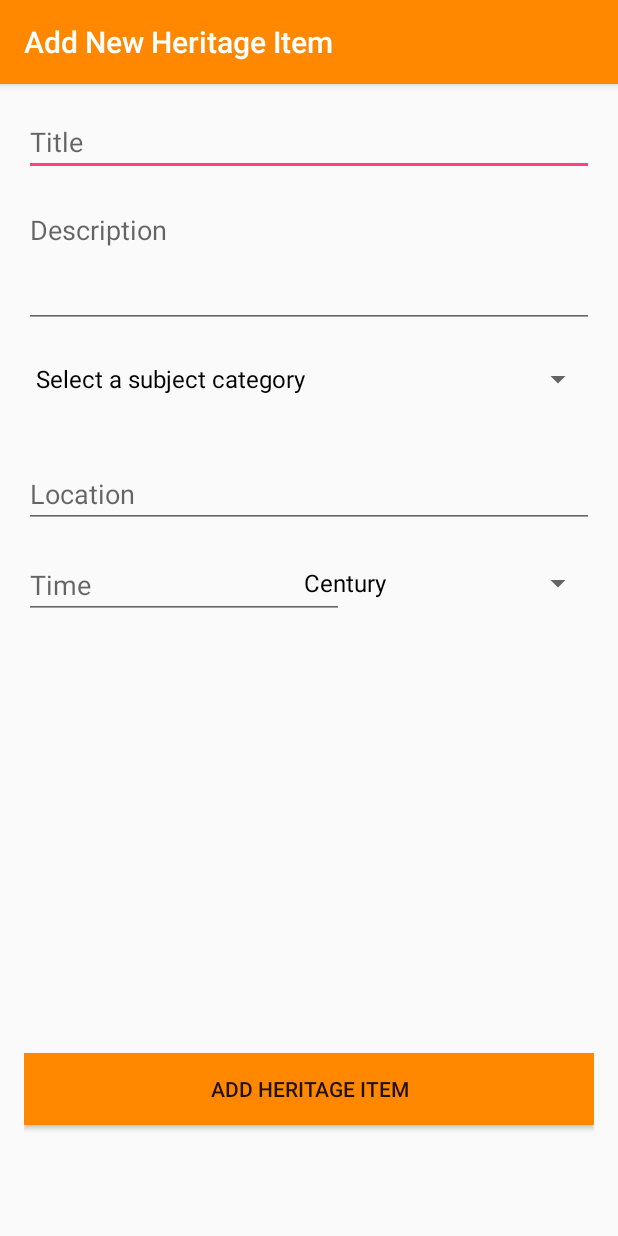
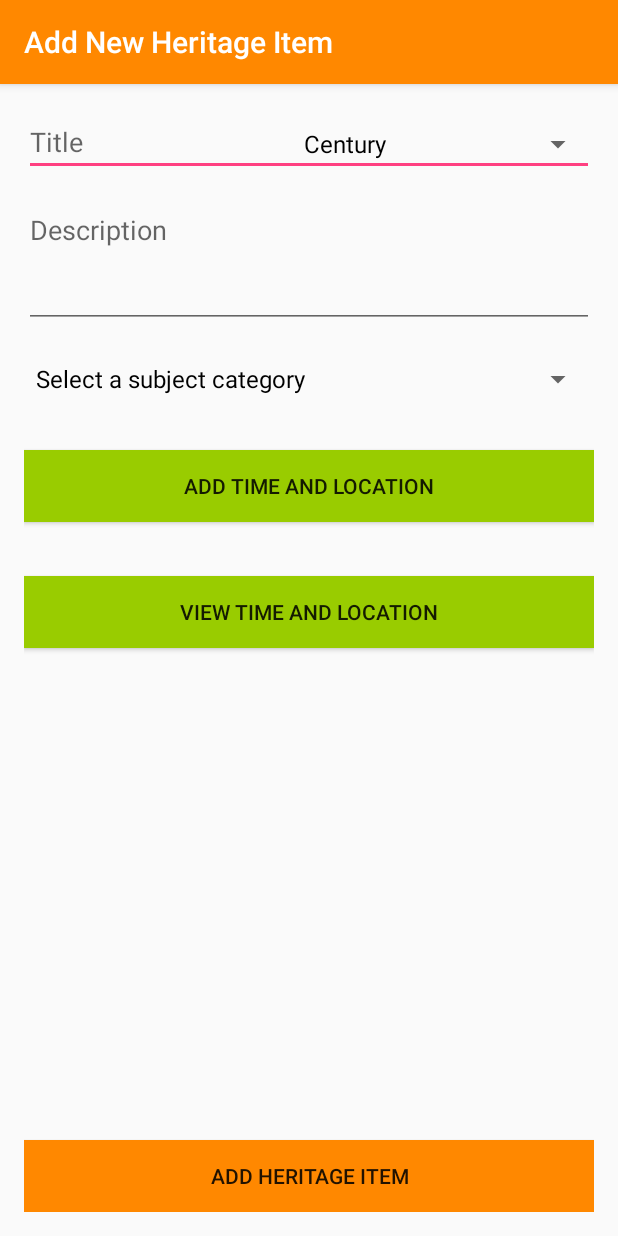
Before and after one commit to AyranIsTheNewRaki/Herodot, an Android app: the addChoActivity screen opened directly, with no data from a screen before it, on a phone screen of 412 x 824 dp. Run offline under Robolectric (Android 15) with nearby library versions, the phone set to English and light mode, and no system bars.

Commit message:
add maps activity, needs to be comfigured

```diff
--- a/Mobile/ANDROID/Herdot/app/build.gradle
+++ b/Mobile/ANDROID/Herdot/app/build.gradle
@@ -26,5 +26,6 @@ dependencies {
     })
     compile 'com.android.support:appcompat-v7:24.2.1'
     compile 'com.android.support:design:24.2.1'
+    compile 'com.google.android.gms:play-services-maps:8.4.0'
     testCompile 'junit:junit:4.12'
 }
--- a/Mobile/ANDROID/Herdot/app/src/main/java/com/ayranisthenewraki/heredot/herdot/addChoActivity.java
+++ b/Mobile/ANDROID/Herdot/app/src/main/java/com/ayranisthenewraki/heredot/herdot/addChoActivity.java
@@ -1,5 +1,8 @@
 package com.ayranisthenewraki.heredot.herdot;
 
+import android.app.AlertDialog;
+import android.content.DialogInterface;
+import android.content.Intent;
 import android.os.Bundle;
 import android.support.design.widget.FloatingActionButton;
 import android.support.design.widget.Snackbar;
@@ -7,6 +10,7 @@ import android.support.v7.app.AppCompatActivity;
 import android.support.v7.widget.Toolbar;
 import android.view.View;
 import android.widget.ArrayAdapter;
+import android.widget.Button;
 import android.widget.Spinner;
 
 public class addChoActivity extends AppCompatActivity {
@@ -30,6 +34,22 @@ public class addChoActivity extends AppCompatActivity {
         ArrayAdapter<String> timeAdapter = new ArrayAdapter<String>(this, android.R.layout.simple_spinner_dropdown_item, timeItems);
         timeResDropdown.setAdapter(timeAdapter);
 
+        final Button button = (Button) findViewById(R.id.addTimeAndLocation);
+
+        button.setOnClickListener(new View.OnClickListener(){
+            @Override
+            public void onClick(View view){
+
+                openMapsView(view);
+
+            }
+        });
+
+    }
+
+    public void openMapsView(View view) {
+        Intent intent = new Intent(this, MapsActivity.class);
+        startActivity(intent);
     }
 
 }
--- a/Mobile/ANDROID/Herdot/app/src/main/res/layout/content_add_cho.xml
+++ b/Mobile/ANDROID/Herdot/app/src/main/res/layout/content_add_cho.xml
@@ -54,34 +54,6 @@
         android:layout_below="@+id/description"
         android:layout_marginTop="10dp" />
 
-    <EditText
-        android:id="@+id/Location"
-        android:layout_width="wrap_content"
-        android:layout_height="wrap_content"
-        android:layout_alignParentEnd="true"
-        android:layout_alignParentLeft="true"
-        android:layout_alignParentRight="true"
-        android:layout_alignParentStart="true"
-        android:layout_below="@+id/subjectSpinner"
-        android:layout_marginTop="30dp"
-        android:ems="10"
-        android:hint="Location"
-        android:inputType="text"
-        android:textColorLink="@android:color/holo_orange_light" />
-
-    <EditText
-        android:id="@+id/time"
-        android:layout_width="wrap_content"
-        android:layout_height="wrap_content"
-        android:layout_alignParentLeft="true"
-        android:layout_alignParentStart="true"
-        android:layout_below="@+id/Location"
-        android:layout_marginTop="15dp"
-        android:ems="10"
-        android:hint="Time"
-        android:inputType="text"
-        android:textColorLink="@android:color/holo_orange_light" />
-
     <Spinner
         android:id="@+id/timeResSpinner"
         android:layout_width="wrap_content"
@@ -94,13 +66,38 @@
         android:id="@+id/addChoButton"
         android:layout_width="wrap_content"
         android:layout_height="wrap_content"
+        android:background="@android:color/holo_orange_dark"
+        android:text="Add Heritage Item"
         android:layout_alignParentBottom="true"
+        android:layout_alignParentLeft="true"
+        android:layout_alignParentStart="true"
+        android:layout_alignParentRight="true"
+        android:layout_alignParentEnd="true" />
+
+    <Button
+        android:id="@+id/addTimeAndLocation"
+        android:layout_width="wrap_content"
+        android:layout_height="wrap_content"
         android:layout_alignParentEnd="true"
         android:layout_alignParentLeft="true"
         android:layout_alignParentRight="true"
         android:layout_alignParentStart="true"
-        android:layout_marginBottom="58dp"
-        android:background="@android:color/holo_orange_dark"
-        android:text="Add Heritage Item" />
+        android:layout_below="@+id/subjectSpinner"
+        android:layout_marginTop="23dp"
+        android:background="@android:color/holo_green_light"
+        android:text="Add Time and Location" />
+
+    <Button
+        android:id="@+id/viewTimeLocation"
+        android:layout_width="wrap_content"
+        android:layout_height="wrap_content"
+        android:layout_alignParentEnd="true"
+        android:layout_alignParentLeft="true"
+        android:layout_alignParentRight="true"
+        android:layout_alignParentStart="true"
+        android:layout_below="@+id/addTimeAndLocation"
+        android:layout_marginTop="36dp"
+        android:background="@android:color/holo_green_light"
+        android:text="VIEW TIME and LOCATION" />
 
 </RelativeLayout>
--- a/Mobile/ANDROID/Herdot/app/src/main/res/values/strings.xml
+++ b/Mobile/ANDROID/Herdot/app/src/main/res/values/strings.xml
@@ -5,4 +5,5 @@
     <string name="section_format">Hello World from section: %1$d</string>
     <string name="title_activity_heritage_item_homepage">HeritageItemHomepageActivity</string>
     <string name="title_activity_add_cho">addChoActivity</string>
+    <string name="title_activity_maps">Map</string>
 </resources>
```
Also changed, not shown: Mobile/ANDROID/Herdot/app/src/main/AndroidManifest.xml (+27 -1 lines).
